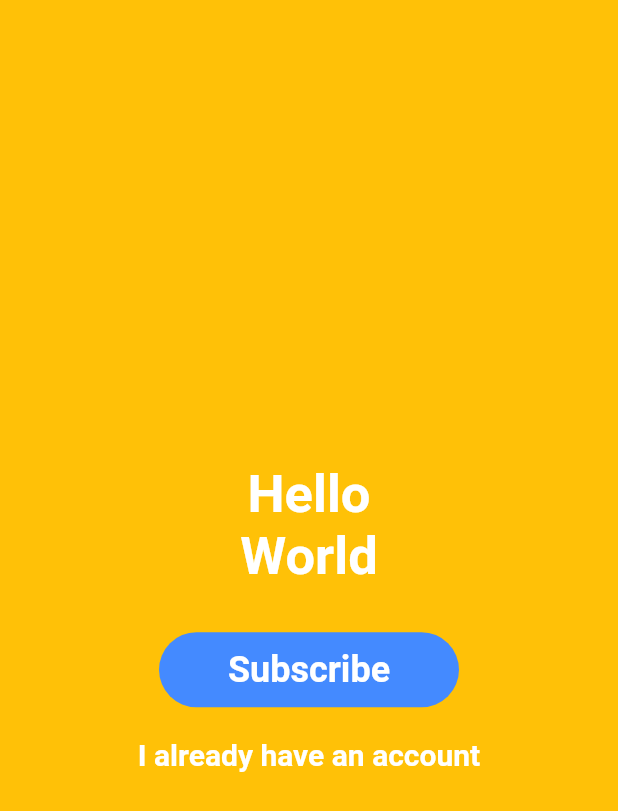
After one commit to ThomasEcalle/delayed_display, a Flutter app: the screen it shows after launch, on a phone screen of 412 x 824 dp. The commit adds this screen. Shown: the top 811 px of the screen. Run offline on Flutter 3.47's test engine with Material 2 defaults, Android fonts, the phone set to English and light mode, and no system bars.

Commit message:
Add vertical and horizontal examples

```diff
--- /dev/null
+++ b/example/lib/vertical_sliding_example.dart
@@ -0,0 +1,80 @@
+import 'package:delayed_display/delayed_display.dart';
+import 'package:flutter/material.dart';
+
+class VerticalSlidingExample extends StatelessWidget {
+  @override
+  Widget build(BuildContext context) {
+    final Duration initialDelay = Duration(seconds: 1);
+
+    return Scaffold(
+      backgroundColor: Colors.amber,
+      body: SafeArea(
+        child: Center(
+          child: Column(
+            mainAxisAlignment: MainAxisAlignment.center,
+            children: <Widget>[
+              DelayedDisplay(
+                delay: initialDelay,
+                child: Text(
+                  "Hello",
+                  style: TextStyle(
+                    fontWeight: FontWeight.bold,
+                    fontSize: 35.0,
+                    color: Colors.white,
+                  ),
+                ),
+              ),
+              DelayedDisplay(
+                delay: Duration(seconds: initialDelay.inSeconds + 1),
+                child: Text(
+                  "World",
+                  style: TextStyle(
+                    fontWeight: FontWeight.bold,
+                    fontSize: 35.0,
+                    color: Colors.white,
+                  ),
+                ),
+              ),
+              SizedBox(
+                height: 30.0,
+              ),
+              DelayedDisplay(
+                delay: Duration(seconds: initialDelay.inSeconds + 2),
+                child: Container(
+                  width: 200,
+                  height: 50,
+                  decoration: BoxDecoration(
+                      color: Colors.blueAccent, borderRadius: BorderRadius.circular(30)),
+                  child: Center(
+                    child: Text(
+                      "Subscribe",
+                      style: TextStyle(
+                        color: Colors.white,
+                        fontSize: 24,
+                        fontWeight: FontWeight.bold,
+                      ),
+                    ),
+                  ),
+                ),
+              ),
+              SizedBox(
+                height: 20,
+              ),
+              DelayedDisplay(
+                delay: Duration(seconds: initialDelay.inSeconds + 3),
+                child: Text(
+                  "I already have an account",
+                  style: TextStyle(
+                    fontWeight: FontWeight.bold,
+                    fontSize: 20.0,
+                    color: Colors.white,
+                  ),
+                ),
+              ),
+            ],
+          ),
+        ),
+      ),
+    );
+  }
+}
```
Also changed, not shown: example/lib/horizontal_sliding_example.dart (added, +71 -0 lines), example/lib/main.dart (+3 -80 lines).
